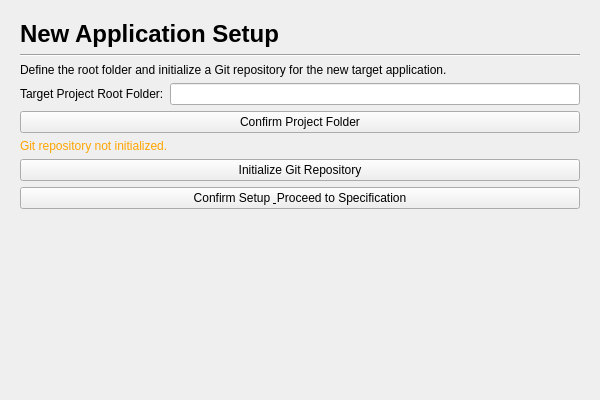
Qt form gui/env_setup_page.ui (mariolewis/asdf_factory) before a commit.
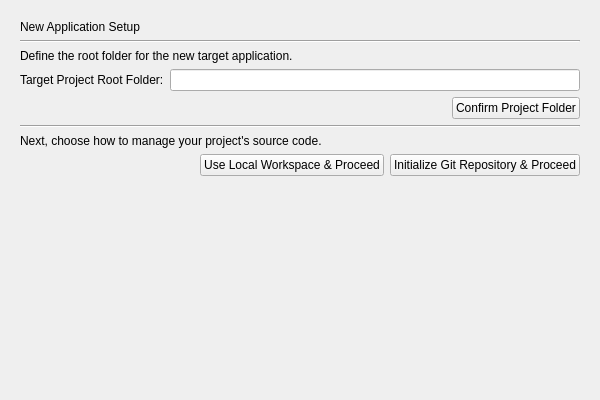
The same form after that commit.

Diff of the .ui file:
```diff
--- a/gui/env_setup_page.ui
+++ b/gui/env_setup_page.ui
@@ -31,9 +31,6 @@
      <property name="text">
       <string>New Application Setup</string>
      </property>
-     <property name="styleSheet">
-      <string notr="true">font-size: 18pt; font-weight: bold;</string>
-     </property>
     </widget>
    </item>
    <item>
@@ -46,7 +43,7 @@
    <item>
     <widget class="QLabel" name="instructionLabel">
      <property name="text">
-      <string>Define the root folder and initialize a Git repository for the new target application.</string>
+      <string>Define the root folder for the new target application.</string>
      </property>
      <property name="wordWrap">
       <bool>true</bool>
@@ -68,34 +65,90 @@
     </layout>
    </item>
    <item>
+    <layout class="QHBoxLayout" name="horizontalLayout_2">
+     <item>
+      <spacer name="horizontalSpacer_2">
+       <property name="orientation">
+        <enum>Qt::Horizontal</enum>
+       </property>
+       <property name="sizeHint" stdset="0">
+        <size>
+         <width>40</width>
+         <height>20</height>
+        </size>
+       </property>
+      </spacer>
+     </item>
+     <item>
     <widget class="QPushButton" name="confirmPathButton">
      <property name="text">
       <string>Confirm Project Folder</string>
      </property>
     </widget>
    </item>
+    </layout>
+   </item>
    <item>
-    <widget class="QLabel" name="gitLabel">
+    <widget class="Line" name="vcsLine">
+     <property name="orientation">
+      <enum>Qt::Horizontal</enum>
+     </property>
+    </widget>
+   </item>
+   <item>
+    <widget class="QWidget" name="vcsChoiceWidget" native="true">
+     <layout class="QVBoxLayout" name="verticalLayout_2">
+      <property name="leftMargin">
+       <number>0</number>
+      </property>
+      <property name="topMargin">
+       <number>0</number>
+      </property>
+      <property name="rightMargin">
+       <number>0</number>
+      </property>
+      <property name="bottomMargin">
+       <number>0</number>
+      </property>
+      <item>
+       <widget class="QLabel" name="vcsInstructionLabel">
      <property name="text">
-      <string>Git repository not initialized.</string>
-     </property>
-     <property name="styleSheet">
-      <string notr="true">color: orange;</string>
+         <string>Next, choose how to manage your project's source code.</string>
+        </property>
+       </widget>
+      </item>
+      <item>
+       <layout class="QHBoxLayout" name="horizontalLayout">
+        <item>
+         <spacer name="horizontalSpacer">
+          <property name="orientation">
+           <enum>Qt::Horizontal</enum>
+          </property>
+          <property name="sizeHint" stdset="0">
+           <size>
+            <width>40</width>
+            <height>20</height>
+           </size>
+          </property>
+         </spacer>
+        </item>
+        <item>
+         <widget class="QPushButton" name="localWorkspaceButton">
+          <property name="text">
+           <string>Use Local Workspace &amp;&amp; Proceed</string>
      </property>
     </widget>
    </item>
    <item>
     <widget class="QPushButton" name="initGitButton">
      <property name="text">
-      <string>Initialize Git Repository</string>
+           <string>Initialize Git Repository &amp;&amp; Proceed</string>
      </property>
     </widget>
    </item>
-   <item>
-    <widget class="QPushButton" name="proceedButton">
-     <property name="text">
-      <string>Confirm Setup &amp; Proceed to Specification</string>
-     </property>
+       </layout>
+      </item>
+     </layout>
     </widget>
    </item>
   <item>
```
Lines whose indentation alone changed are shown as unchanged.
